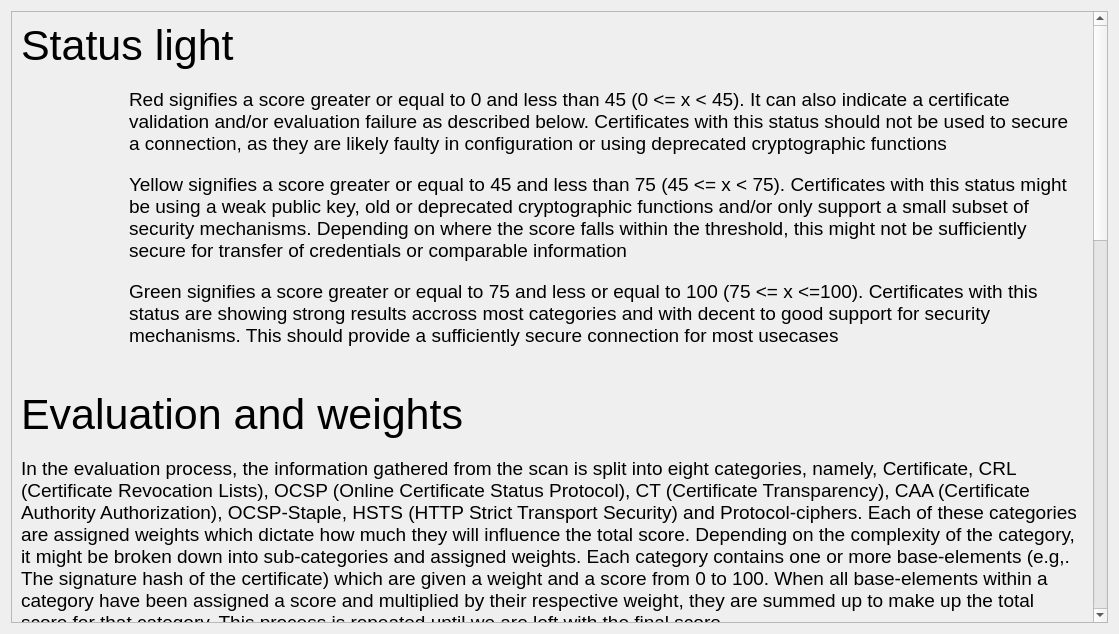
Above: qt_files/status_doc.ui from sondresolb/certificate-visualize before the change. Below: the same form after it.
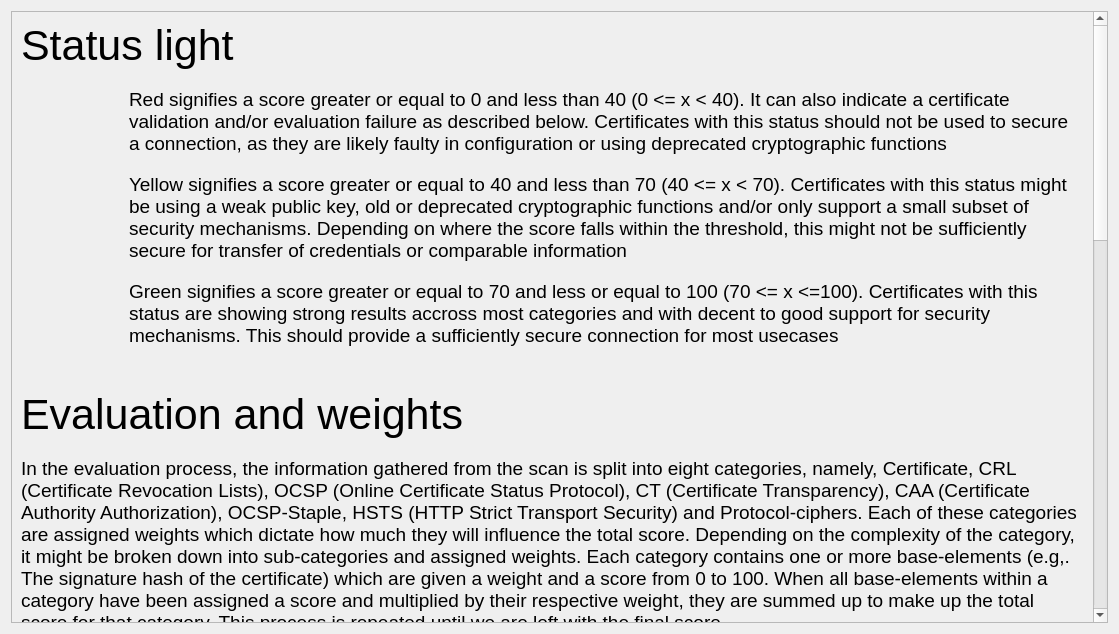
That is the form after the change. Icons and pictures are not drawn.

Commit message: changed the status doc text

The edit to the form file:
```diff
--- a/qt_files/status_doc.ui
+++ b/qt_files/status_doc.ui
@@ -116,7 +116,7 @@
             </font>
            </property>
            <property name="text">
-            <string>Red signifies a score greater or equal to 0 and less than 45 (0 &lt;= x &lt; 45).
+            <string>Red signifies a score greater or equal to 0 and less than 40 (0 &lt;= x &lt; 40).
 It can also indicate a certificate validation and/or evaluation failure as described below. Certificates with this status should not be used to secure a connection, as they are likely faulty in configuration or using deprecated cryptographic functions</string>
            </property>
            <property name="wordWrap">
@@ -164,7 +164,7 @@
             </font>
            </property>
            <property name="text">
-            <string>Yellow signifies a score greater or equal to 45 and less than 75 (45 &lt;= x &lt; 75).
+            <string>Yellow signifies a score greater or equal to 40 and less than 70 (40 &lt;= x &lt; 70).
 Certificates with this status might be using a weak public key, old or deprecated cryptographic functions and/or only support a small subset of security mechanisms. Depending on where the score falls within the threshold, this might not be sufficiently secure for transfer of credentials or comparable information</string>
            </property>
            <property name="wordWrap">
@@ -212,7 +212,7 @@
             </font>
            </property>
            <property name="text">
-            <string>Green signifies a score greater or equal to 75 and less or equal to 100 (75 &lt;= x &lt;=100).
+            <string>Green signifies a score greater or equal to 70 and less or equal to 100 (70 &lt;= x &lt;=100).
 Certificates with this status are showing strong results accross most categories and with decent to good support for security mechanisms. This should provide a sufficiently secure connection for most usecases</string>
            </property>
            <property name="wordWrap">
```
The commit also changes 2 other files.
